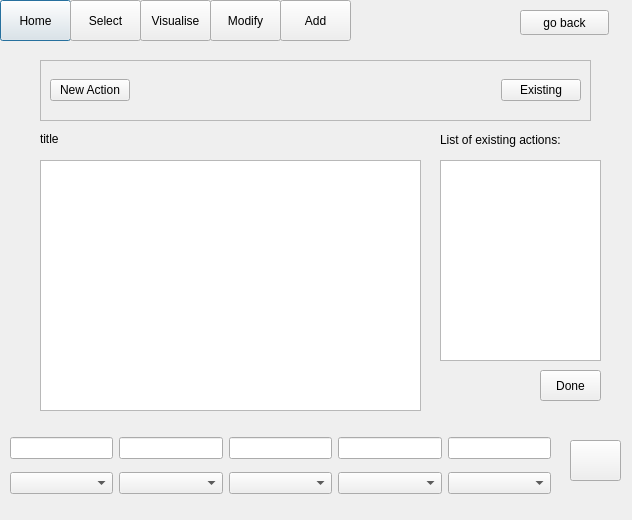
The window that addaction.ui (ariannabettin/FYPArianna) describes before a commit, drawn with Qt 5.
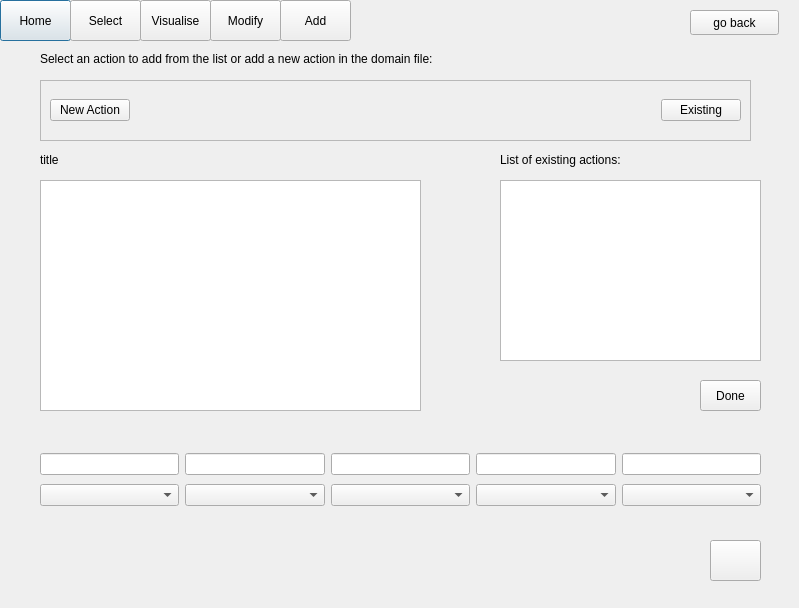
The same window after the commit.

```diff
--- a/addaction.ui
+++ b/addaction.ui
@@ -6,8 +6,8 @@
    <rect>
     <x>0</x>
     <y>0</y>
-    <width>632</width>
-    <height>520</height>
+    <width>799</width>
+    <height>608</height>
    </rect>
   </property>
   <property name="windowTitle">
@@ -91,9 +91,9 @@
    <property name="geometry">
     <rect>
      <x>40</x>
-     <y>160</y>
+     <y>180</y>
      <width>381</width>
-     <height>251</height>
+     <height>231</height>
     </rect>
    </property>
   </widget>
@@ -101,9 +101,9 @@
    <property name="geometry">
     <rect>
      <x>40</x>
-     <y>130</y>
-     <width>371</width>
-     <height>17</height>
+     <y>150</y>
+     <width>381</width>
+     <height>20</height>
     </rect>
    </property>
    <property name="styleSheet">
@@ -116,19 +116,19 @@
   <widget class="QListWidget" name="list">
    <property name="geometry">
     <rect>
-     <x>440</x>
-     <y>160</y>
-     <width>161</width>
-     <height>201</height>
+     <x>500</x>
+     <y>180</y>
+     <width>261</width>
+     <height>181</height>
     </rect>
    </property>
   </widget>
   <widget class="QLabel" name="label">
    <property name="geometry">
     <rect>
-     <x>440</x>
-     <y>130</y>
-     <width>161</width>
+     <x>500</x>
+     <y>150</y>
+     <width>261</width>
      <height>20</height>
     </rect>
    </property>
@@ -142,8 +142,8 @@
   <widget class="QPushButton" name="doneButton">
    <property name="geometry">
     <rect>
-     <x>540</x>
-     <y>370</y>
+     <x>700</x>
+     <y>380</y>
      <width>61</width>
      <height>31</height>
     </rect>
@@ -155,8 +155,8 @@
   <widget class="QPushButton" name="addButton_2">
    <property name="geometry">
     <rect>
-     <x>570</x>
-     <y>440</y>
+     <x>710</x>
+     <y>540</y>
      <width>51</width>
      <height>41</height>
     </rect>
@@ -169,8 +169,8 @@
    <property name="geometry">
     <rect>
      <x>40</x>
-     <y>60</y>
-     <width>551</width>
+     <y>80</y>
+     <width>711</width>
      <height>61</height>
     </rect>
    </property>
@@ -214,81 +214,134 @@
     </item>
    </layout>
   </widget>
+  <widget class="QPushButton" name="backButton">
+   <property name="geometry">
+    <rect>
+     <x>690</x>
+     <y>10</y>
+     <width>89</width>
+     <height>25</height>
+    </rect>
+   </property>
+   <property name="text">
+    <string>go back</string>
+   </property>
+  </widget>
+  <widget class="QLabel" name="label_2">
+   <property name="geometry">
+    <rect>
+     <x>40</x>
+     <y>50</y>
+     <width>561</width>
+     <height>17</height>
+    </rect>
+   </property>
+   <property name="text">
+    <string>Select an action to add from the list or add a new action in the domain file:</string>
+   </property>
+  </widget>
   <widget class="QWidget" name="layoutWidget">
    <property name="geometry">
     <rect>
-     <x>10</x>
-     <y>430</y>
-     <width>541</width>
-     <height>71</height>
+     <x>40</x>
+     <y>450</y>
+     <width>721</width>
+     <height>61</height>
     </rect>
    </property>
    <layout class="QHBoxLayout" name="horizontalLayout_3">
     <item>
      <layout class="QVBoxLayout" name="verticalLayout">
       <item>
-       <widget class="QLineEdit" name="label1"/>
+       <widget class="QLineEdit" name="label1">
+        <property name="styleSheet">
+         <string notr="true">font: 75 8pt &quot;TakaoPGothic&quot;;</string>
+        </property>
+       </widget>
       </item>
       <item>
-       <widget class="QComboBox" name="comboBox_1"/>
+       <widget class="QComboBox" name="comboBox_1">
+        <property name="styleSheet">
+         <string notr="true">font: 75 8pt &quot;TakaoPGothic&quot;;</string>
+        </property>
+       </widget>
       </item>
      </layout>
     </item>
     <item>
      <layout class="QVBoxLayout" name="verticalLayout_2">
       <item>
-       <widget class="QLineEdit" name="label2"/>
+       <widget class="QLineEdit" name="label2">
+        <property name="styleSheet">
+         <string notr="true">font: 75 8pt &quot;TakaoPGothic&quot;;</string>
+        </property>
+       </widget>
       </item>
       <item>
-       <widget class="QComboBox" name="comboBox_2"/>
+       <widget class="QComboBox" name="comboBox_2">
+        <property name="styleSheet">
+         <string notr="true">font: 75 8pt &quot;TakaoPGothic&quot;;</string>
+        </property>
+       </widget>
       </item>
      </layout>
     </item>
     <item>
      <layout class="QVBoxLayout" name="verticalLayout_3">
       <item>
-       <widget class="QLineEdit" name="label3"/>
+       <widget class="QLineEdit" name="label3">
+        <property name="styleSheet">
+         <string notr="true">font: 75 8pt &quot;TakaoPGothic&quot;;</string>
+        </property>
+       </widget>
       </item>
       <item>
-       <widget class="QComboBox" name="comboBox_3"/>
+       <widget class="QComboBox" name="comboBox_3">
+        <property name="styleSheet">
+         <string notr="true">font: 75 8pt &quot;TakaoPGothic&quot;;</string>
+        </property>
+       </widget>
       </item>
      </layout>
     </item>
     <item>
      <layout class="QVBoxLayout" name="verticalLayout_4">
       <item>
-       <widget class="QLineEdit" name="label4"/>
+       <widget class="QLineEdit" name="label4">
+        <property name="styleSheet">
+         <string notr="true">font: 75 8pt &quot;TakaoPGothic&quot;;</string>
+        </property>
+       </widget>
       </item>
       <item>
-       <widget class="QComboBox" name="comboBox_4"/>
+       <widget class="QComboBox" name="comboBox_4">
+        <property name="styleSheet">
+         <string notr="true">font: 75 8pt &quot;TakaoPGothic&quot;;</string>
+        </property>
+       </widget>
       </item>
      </layout>
     </item>
     <item>
      <layout class="QVBoxLayout" name="verticalLayout_5">
       <item>
-       <widget class="QLineEdit" name="label5"/>
+       <widget class="QLineEdit" name="label5">
+        <property name="styleSheet">
+         <string notr="true">font: 75 8pt &quot;TakaoPGothic&quot;;</string>
+        </property>
+       </widget>
       </item>
       <item>
-       <widget class="QComboBox" name="comboBox_5"/>
+       <widget class="QComboBox" name="comboBox_5">
+        <property name="styleSheet">
+         <string notr="true">font: 75 8pt &quot;TakaoPGothic&quot;;</string>
+        </property>
+       </widget>
       </item>
      </layout>
     </item>
    </layout>
   </widget>
-  <widget class="QPushButton" name="backButton">
-   <property name="geometry">
-    <rect>
-     <x>520</x>
-     <y>10</y>
-     <width>89</width>
-     <height>25</height>
-    </rect>
-   </property>
-   <property name="text">
-    <string>go back</string>
-   </property>
-  </widget>
  </widget>
  <resources/>
  <connections/>
```
